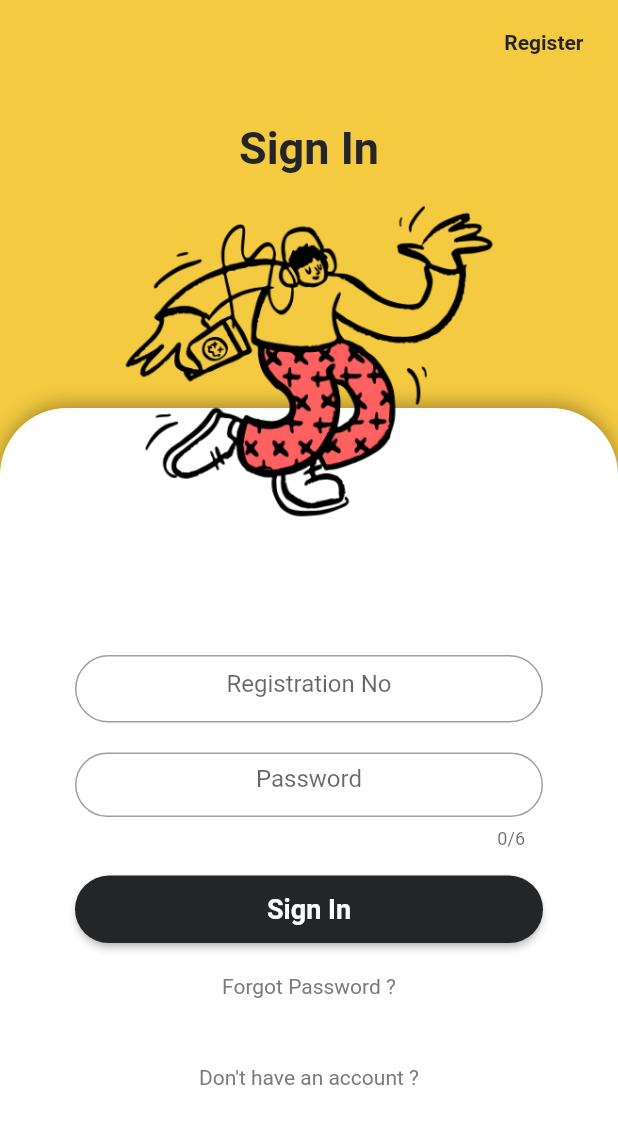
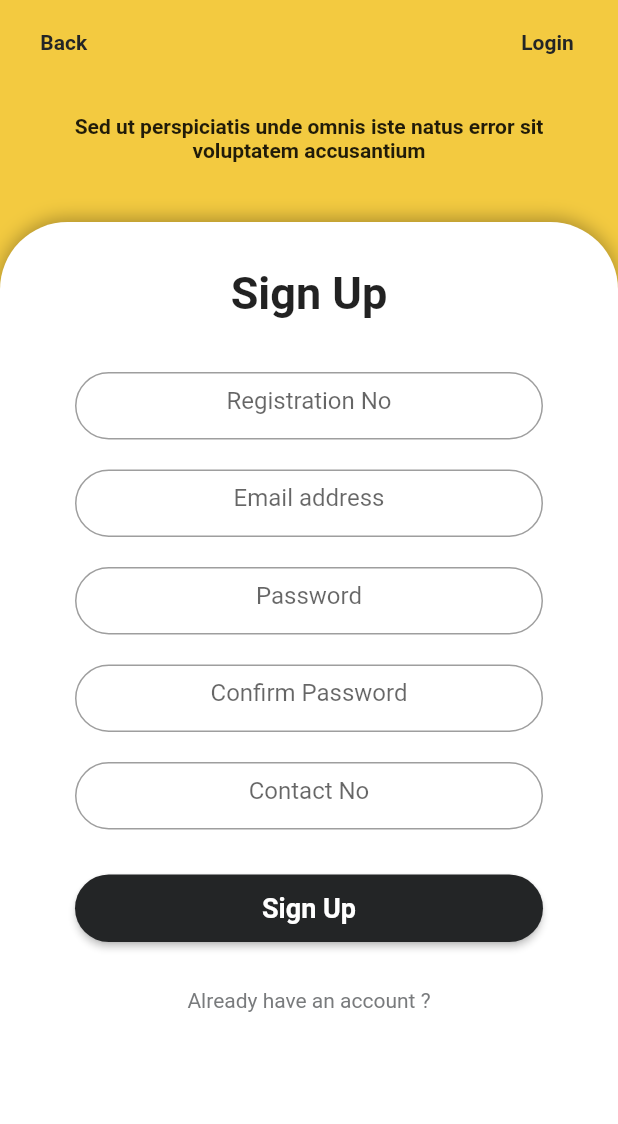
Before and after one commit to Poojagajbhiye/FREED_APP, a Flutter app: the SignIn screen opened by its route, after a tap on "Register", on a phone screen of 412 x 824 dp. Shown: the top 1124 px of the screen. Run offline on Flutter 3.47's test engine with Material 2 defaults, Android fonts, the phone set to English and light mode, and no system bars; Roboto replaces fonts that are missing (robot).

Commit message:
added sign up screen ui

```diff
--- a/lib/main.dart
+++ b/lib/main.dart
@@ -1,5 +1,6 @@
 import 'package:flutter/material.dart';
 import 'package:freed/screen/SignIn.dart';
+import 'package:freed/screen/SignUp.dart';
 import 'package:freed/screen/SplashScreen.dart';
 
 void main() {
@@ -10,6 +11,7 @@ void main() {
     routes: {
       '/': (context) => SplashScreen(),
       '/sign in': (context) => SignIn(),
+      '/sign up': (context) => SignUp(),
     },
   ));
 }
--- a/lib/screen/SignIn.dart
+++ b/lib/screen/SignIn.dart
@@ -26,7 +26,9 @@ class SignIn extends StatelessWidget {
                 Padding(
                   padding: EdgeInsets.only(right: 15.0),
                   child: TextButton(
-                      onPressed: () {},
+                      onPressed: () {
+                        Navigator.pushNamed(context, '/sign up');
+                      },
                       child: Text(
                         "Register",
                         style: TextStyle(
@@ -48,7 +50,9 @@ class SignIn extends StatelessWidget {
                     alignment: Alignment.bottomCenter,
                     child: Container(
                       child: SignInForm(),
-                      height: SizeConfig.screenWidth > 400 ? SizeConfig.safeBlockVertical * 67 : SizeConfig.safeBlockVertical * 70,
+                      height: SizeConfig.screenWidth > 400
+                          ? SizeConfig.safeBlockVertical * 67
+                          : SizeConfig.safeBlockVertical * 70,
                       width: double.infinity,
                       decoration: BoxDecoration(
                           color: Colors.white,
@@ -97,7 +101,9 @@ class DoodleImage extends StatelessWidget {
           ),
           Image.asset(
             dancingDoodle,
-            width: SizeConfig.screenWidth > 400 ? SizeConfig.safeBlockHorizontal * 60 : SizeConfig.safeBlockHorizontal * 75,
+            width: SizeConfig.screenWidth > 400
+                ? SizeConfig.safeBlockHorizontal * 60
+                : SizeConfig.safeBlockHorizontal * 75,
           ),
         ],
       ),
@@ -113,7 +119,6 @@ class SignInForm extends StatefulWidget {
 }
 
 class _SignInForm extends State<SignInForm> {
-
   @override
   Widget build(BuildContext context) {
     return Padding(
@@ -190,7 +195,9 @@ class _SignInForm extends State<SignInForm> {
             height: SizeConfig.safeBlockVertical * 1.5,
           ),
           TextButton(
-              onPressed: () {},
+              onPressed: () {
+                Navigator.pushNamed(context, '/sign up');
+              },
               child: Text(
                 "Don't have an account ?",
                 style: TextStyle(
--- /dev/null
+++ b/lib/screen/SignUp.dart
@@ -0,0 +1,247 @@
+import 'package:flutter/material.dart' hide Colors;
+import 'package:freed/value/Colors.dart';
+
+class SignUp extends StatelessWidget {
+  @override
+  Widget build(BuildContext context) {
+    return Material(
+      child: Container(
+        color: Colors.yellow,
+        child: Column(
+          children: [
+            AppBar(
+              backgroundColor: Colors.yellow,
+              automaticallyImplyLeading: false,
+              shadowColor: Colors.transparent,
+              leadingWidth: 70,
+              leading: Padding(
+                padding: EdgeInsets.only(left: 15.0),
+                child: TextButton(
+                    onPressed: () {
+                      Navigator.pop(context);
+                    },
+                    child: Text(
+                      "Back",
+                      style: TextStyle(
+                          color: Colors.black,
+                          fontSize: 14.0,
+                          fontFamily: 'roboto',
+                          fontWeight: FontWeight.w700),
+                    )),
+              ),
+              actions: [
+                Padding(
+                  padding: EdgeInsets.only(right: 15.0),
+                  child: TextButton(
+                      onPressed: () {
+                        Navigator.pop(context);
+                      },
+                      child: Text(
+                        "Login",
+                        style: TextStyle(
+                            color: Colors.black,
+                            fontSize: 14.0,
+                            fontFamily: 'roboto',
+                            fontWeight: FontWeight.w700),
+                      )),
+                )
+              ],
+            ),
+            Expanded(
+                child: Container(
+              height: double.infinity,
+              width: double.infinity,
+              child: Column(
+                children: [
+                  Container(
+                    margin: EdgeInsets.only(
+                        left: 40, right: 40, top: 20, bottom: 40),
+                    child: Text(
+                      "Sed ut perspiciatis unde omnis iste natus error sit voluptatem accusantium",
+                      textAlign: TextAlign.center,
+                      maxLines: 2,
+                      style: TextStyle(
+                          fontSize: 14.0,
+                          fontFamily: 'roboto',
+                          fontWeight: FontWeight.w700),
+                    ),
+                  ),
+                  Expanded(
+                    child: Align(
+                      alignment: Alignment.bottomCenter,
+                      child: Container(
+                        child: SignUpForm(),
+                        width: double.infinity,
+                        decoration: BoxDecoration(
+                            color: Colors.white,
+                            borderRadius: BorderRadius.only(
+                                topLeft: Radius.circular(45),
+                                topRight: Radius.circular(45)),
+                            boxShadow: [
+                              BoxShadow(
+                                color: Colors.shadow,
+                                offset: Offset(0.0, -2.0),
+                                blurRadius: 10.0,
+                              )
+                            ]),
+                      ),
+                    ),
+                  )
+                ],
+              ),
+            ))
+          ],
+        ),
+      ),
+    );
+  }
+}
+
+class SignUpForm extends StatefulWidget {
+  @override
+  State<StatefulWidget> createState() {
+    return _SignUpForm();
+  }
+}
+
+class _SignUpForm extends State<SignUpForm> {
+  @override
+  Widget build(BuildContext context) {
+    return Padding(
+      padding: EdgeInsets.only(left: 50, right: 50, top: 30),
+      child: Column(
+        children: [
+          Text(
+            "Sign Up",
+            style: TextStyle(
+                fontFamily: 'roboto',
+                fontWeight: FontWeight.w700,
+                fontSize: 30),
+          ),
+          Container(
+            height: 45,
+            margin: EdgeInsets.only(top: 35),
+            width: double.infinity,
+            child: TextFormField(
+                textAlign: TextAlign.center,
+                keyboardType: TextInputType.number,
+                maxLines: 1,
+                style: TextStyle(fontSize: 16.0),
+                decoration: InputDecoration(
+                    hintText: "Registration No",
+                    hintMaxLines: 1,
+                    border: OutlineInputBorder(
+                        borderRadius: BorderRadius.circular(30.0)),
+                    focusedBorder: OutlineInputBorder(
+                        borderSide: BorderSide(color: Colors.black, width: 1.5),
+                        borderRadius: BorderRadius.circular(30.0)))),
+          ),
+          Container(
+            height: 45,
+            margin: EdgeInsets.only(top: 20),
+            width: double.infinity,
+            child: TextFormField(
+                textAlign: TextAlign.center,
+                keyboardType: TextInputType.number,
+                maxLines: 1,
+                style: TextStyle(fontSize: 16.0),
+                decoration: InputDecoration(
+                    hintText: "Email address",
+                    hintMaxLines: 1,
+                    border: OutlineInputBorder(
+                        borderRadius: BorderRadius.circular(30.0)),
+                    focusedBorder: OutlineInputBorder(
+                        borderSide: BorderSide(color: Colors.black, width: 1.5),
+                        borderRadius: BorderRadius.circular(30.0)))),
+          ),
+          Container(
+            height: 45,
+            margin: EdgeInsets.only(top: 20),
+            width: double.infinity,
+            child: TextFormField(
+                textAlign: TextAlign.center,
+                keyboardType: TextInputType.number,
+                maxLines: 1,
+                style: TextStyle(fontSize: 16.0),
+                decoration: InputDecoration(
+                    hintText: "Password",
+                    hintMaxLines: 1,
+                    border: OutlineInputBorder(
+                        borderRadius: BorderRadius.circular(30.0)),
+                    focusedBorder: OutlineInputBorder(
+                        borderSide: BorderSide(color: Colors.black, width: 1.5),
+                        borderRadius: BorderRadius.circular(30.0)))),
+          ),
+          Container(
+            height: 45,
+            margin: EdgeInsets.only(top: 20),
+            width: double.infinity,
+            child: TextFormField(
+                textAlign: TextAlign.center,
+                keyboardType: TextInputType.number,
+                maxLines: 1,
+                style: TextStyle(fontSize: 16.0),
+                decoration: InputDecoration(
+                    hintText: "Confirm Password",
+                    hintMaxLines: 1,
+                    border: OutlineInputBorder(
+                        borderRadius: BorderRadius.circular(30.0)),
+                    focusedBorder: OutlineInputBorder(
+                        borderSide: BorderSide(color: Colors.black, width: 1.5),
+                        borderRadius: BorderRadius.circular(30.0)))),
+          ),
+          Container(
+            height: 45,
+            margin: EdgeInsets.only(top: 20),
+            width: double.infinity,
+            child: TextFormField(
+                textAlign: TextAlign.center,
+                keyboardType: TextInputType.number,
+                maxLines: 1,
+                style: TextStyle(fontSize: 16.0),
+                decoration: InputDecoration(
+                    hintText: "Contact No",
+                    hintMaxLines: 1,
+                    border: OutlineInputBorder(
+                        borderRadius: BorderRadius.circular(30.0)),
+                    focusedBorder: OutlineInputBorder(
+                        borderSide: BorderSide(color: Colors.black, width: 1.5),
+                        borderRadius: BorderRadius.circular(30.0)))),
+          ),
+          Container(
+            height: 45,
+            margin: EdgeInsets.only(top: 30, bottom: 15),
+            width: double.infinity,
+            child: ElevatedButton(
+              onPressed: () {},
+              child: Text(
+                "Sign Up",
+                style: TextStyle(
+                    fontFamily: 'roboto',
+                    fontWeight: FontWeight.w700,
+                    fontSize: 18.0),
+              ),
+              style: ButtonStyle(
+                  shape: MaterialStateProperty.all(RoundedRectangleBorder(
+                      borderRadius: BorderRadius.all(Radius.circular(30.0)))),
+                  backgroundColor: MaterialStateProperty.all(Colors.black)),
+            ),
+          ),
+          TextButton(
+            onPressed: () {
+              Navigator.pop(context);
+            },
+            child: Text(
+              "Already have an account ?",
+              style: TextStyle(
+                  fontFamily: 'robot',
+                  fontSize: 14.0,
+                  fontWeight: FontWeight.w400,
+                  color: Colors.default_color),
+            ),
+          ),
+        ],
+      ),
+    );
+  }
+}
```
